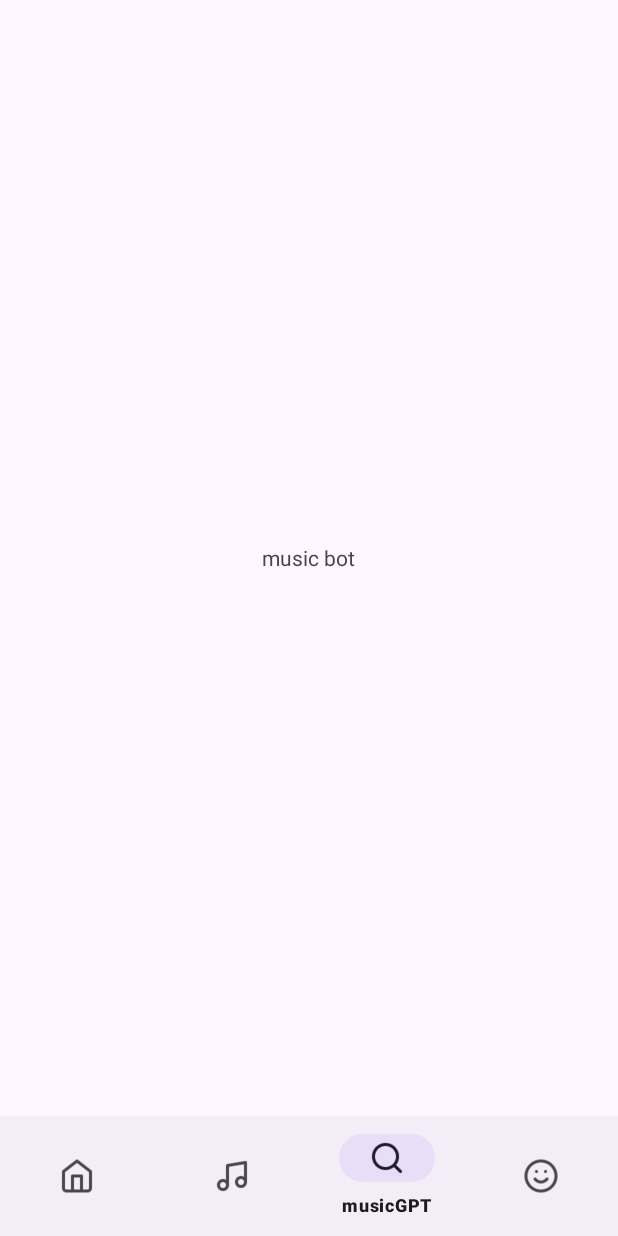
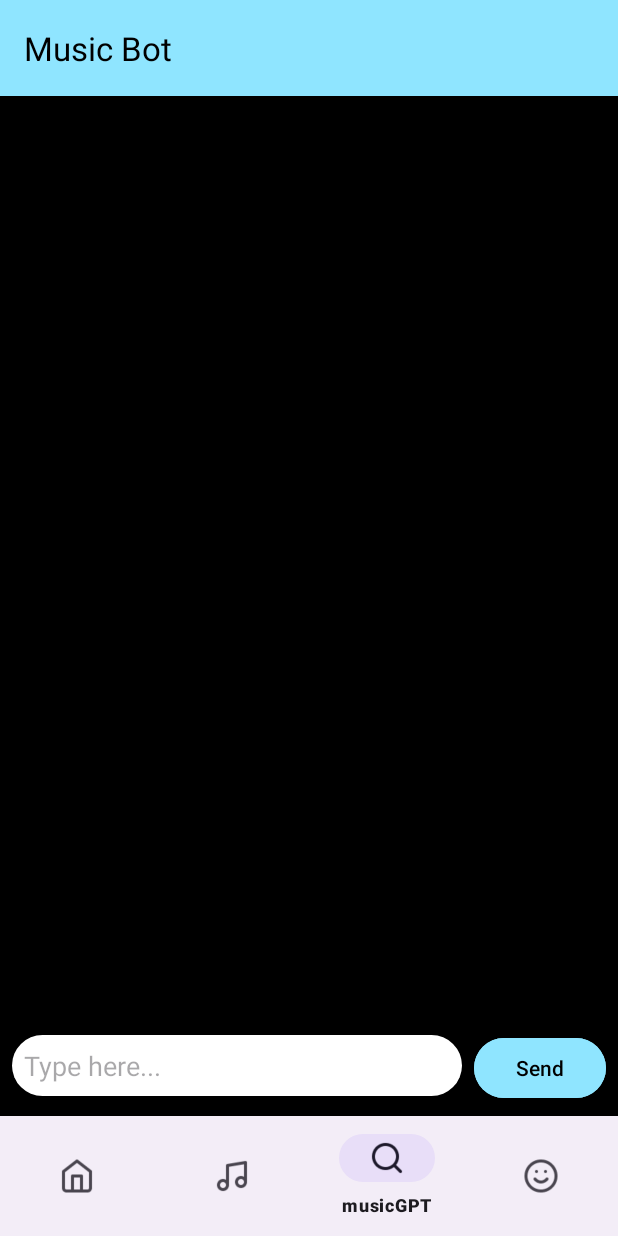
Before and after one commit to txl-sammi/soundsense, an Android app: the HomeFragment screen opened directly, with no data from a screen before it, item 3 of the bottom bar chosen, on a phone screen of 412 x 824 dp. Run offline under Robolectric (Android 15) with nearby library versions, the phone set to English and light mode, and no system bars; our stand-ins replace Firebase (no records; nobody signed in at launch, a user with empty details on screens opened directly), Volley; 1 statement that could not run was skipped.

```diff
--- a/app/build.gradle.kts
+++ b/app/build.gradle.kts
@@ -49,6 +49,7 @@ dependencies {
     implementation(libs.activity)
     implementation(libs.firebase.auth)
     implementation(libs.play.services.location)
+    implementation("com.android.volley:volley:1.2.1")
     testImplementation(libs.junit)
     androidTestImplementation(libs.ext.junit)
     androidTestImplementation(libs.espresso.core)
--- a/app/src/main/AndroidManifest.xml
+++ b/app/src/main/AndroidManifest.xml
@@ -4,7 +4,7 @@
 
     <uses-permission android:name="android.permission.ACCESS_FINE_LOCATION"/>
     <uses-permission android:name="android.permission.ACCESS_COARSE_LOCATION"/>
-
+    <uses-permission android:name="android.permission.INTERNET"/>
 
     <application
         android:allowBackup="true"
--- /dev/null
+++ b/app/src/main/java/com/example/soundsenseapp/ChatAdapter.java
@@ -0,0 +1,51 @@
+package com.example.soundsenseapp;
+
+import android.view.LayoutInflater;
+import android.view.View;
+import android.view.ViewGroup;
+import android.widget.TextView;
+import androidx.annotation.NonNull;
+import androidx.recyclerview.widget.RecyclerView;
+
+import com.example.soundsenseapp.data.util.ChatMessage;
+
+import java.util.ArrayList;
+
+public class ChatAdapter extends RecyclerView.Adapter<ChatAdapter.ChatViewHolder> {
+    private final ArrayList<ChatMessage> messageList;
+
+    public ChatAdapter(ArrayList<ChatMessage> messageList) {
+        this.messageList = messageList;
+    }
+
+    @NonNull
+    @Override
+    public ChatViewHolder onCreateViewHolder(@NonNull ViewGroup parent, int viewType) {
+        View view = LayoutInflater.from(parent.getContext())
+                .inflate(R.layout.chat_item, parent, false);
+        return new ChatViewHolder(view);
+    }
+
+    @Override
+    public void onBindViewHolder(@NonNull ChatViewHolder holder, int position) {
+        ChatMessage message = messageList.get(position);
+        holder.authorTextView.setText(message.getAuthor());
+        holder.textView.setText(message.getText());
+    }
+
+    @Override
+    public int getItemCount() {
+        return messageList.size();
+    }
+
+    public static class ChatViewHolder extends RecyclerView.ViewHolder {
+        TextView authorTextView;
+        TextView textView;
+
+        public ChatViewHolder(@NonNull View itemView) {
+            super(itemView);
+            authorTextView = itemView.findViewById(R.id.message_author);
+            textView = itemView.findViewById(R.id.message_text);
+        }
+    }
+}
--- a/app/src/main/java/com/example/soundsenseapp/MusicBotFragment.java
+++ b/app/src/main/java/com/example/soundsenseapp/MusicBotFragment.java
@@ -1,23 +1,116 @@
 package com.example.soundsenseapp;
 
 import android.os.Bundle;
+import android.util.Log;
 import android.view.LayoutInflater;
 import android.view.View;
 import android.view.ViewGroup;
-import android.widget.TextView;
-
+import android.widget.Button;
+import android.widget.EditText;
+import android.widget.Toast;
+import androidx.annotation.NonNull;
+import androidx.annotation.Nullable;
+import androidx.appcompat.widget.Toolbar;
 import androidx.fragment.app.Fragment;
+import androidx.recyclerview.widget.LinearLayoutManager;
+import androidx.recyclerview.widget.RecyclerView;
+import com.android.volley.Request;
+import com.android.volley.RequestQueue;
+import com.android.volley.Response;
+import com.android.volley.VolleyError;
+import com.android.volley.toolbox.JsonObjectRequest;
+import com.android.volley.toolbox.Volley;
+import org.json.JSONObject;
+import java.util.ArrayList;
+import com.example.soundsenseapp.data.util.ChatMessage;
 
 public class MusicBotFragment extends Fragment {
 
-    public MusicBotFragment() {}
+    private ArrayList<ChatMessage> messageList;
+    private ChatAdapter chatAdapter;
+    private EditText inputBox;
+    private RequestQueue requestQueue;
 
+    @Nullable
     @Override
-    public View onCreateView(LayoutInflater inflater, ViewGroup container,
-                             Bundle savedInstanceState) {
+    public View onCreateView(@NonNull LayoutInflater inflater, @Nullable ViewGroup container, @Nullable Bundle savedInstanceState) {
         View view = inflater.inflate(R.layout.fragment_music_bot, container, false);
-        TextView textView = view.findViewById(R.id.fragment_music_bot);
-        textView.setText("music bot");
+        Toolbar toolbar = view.findViewById(R.id.toolbar);
+        toolbar.setTitle("Music Bot");
+
+        inputBox = view.findViewById(R.id.inputBox);
+        Button sendButton = view.findViewById(R.id.sendButton);
+
+        messageList = new ArrayList<>();
+        chatAdapter = new ChatAdapter(messageList);
+        RecyclerView chatRecyclerView = view.findViewById(R.id.chatRecyclerView);
+        chatRecyclerView.setLayoutManager(new LinearLayoutManager(getContext()));
+        chatRecyclerView.setAdapter(chatAdapter);
+
+        requestQueue = Volley.newRequestQueue(requireContext());
+
+        sendButton.setOnClickListener(v -> {
+            String userInput = inputBox.getText().toString();
+            if (userInput.isEmpty()) {
+                Toast.makeText(getContext(), "Input cannot be empty!", Toast.LENGTH_SHORT).show();
+            } else {
+                messageList.add(new ChatMessage(userInput, 0));
+                chatAdapter.notifyItemInserted(messageList.size() - 1);
+                inputBox.setText("");
+                sendQuestion(userInput);
+            }
+        });
+
         return view;
     }
+
+    private void sendQuestion(String question) {
+        String url = "https://api.openai.com/v1/completions";
+
+        JSONObject jsonObject = new JSONObject();
+        try {
+            jsonObject.put("model", "text-davinci-003");
+            jsonObject.put("prompt", question);
+            jsonObject.put("temperature", 0);
+            jsonObject.put("max_tokens", 300);
+            jsonObject.put("top_p", 1);
+            jsonObject.put("frequency_penalty", 0.0);
+            jsonObject.put("presence_penalty", 0.0);
+        } catch (Exception e) {
+            Log.e("ChatFragment", "Error creating JSON object: " + e.getMessage());
+        }
+
+        JsonObjectRequest jsonObjectRequest = new JsonObjectRequest(
+                Request.Method.POST, url, jsonObject,
+                new Response.Listener<JSONObject>() {
+                    @Override
+                    public void onResponse(JSONObject response) {
+                        try {
+                            String responseMsg = response.getJSONArray("choices")
+                                    .getJSONObject(0)
+                                    .getString("text");
+                            messageList.add(new ChatMessage(responseMsg.trim(), 1));
+                            chatAdapter.notifyItemInserted(messageList.size() - 1);
+                        } catch (Exception e) {
+                            Log.e("ChatFragment", "Error parsing response: " + e.getMessage());
+                        }
+                    }
+                },
+                new Response.ErrorListener() {
+                    @Override
+                    public void onErrorResponse(VolleyError error) {
+                        Log.e("ChatFragment", "Error: " + error.getMessage());
+                    }
+                }) {
+            @Override
+            public java.util.Map<String, String> getHeaders() {
+                java.util.HashMap<String, String> headers = new java.util.HashMap<>();
+                headers.put("Content-Type", "application/json");
+                headers.put("Authorization", "Bearer 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");
+                return headers;
+            }
+        };
+
+        requestQueue.add(jsonObjectRequest);
+    }
 }
--- a/app/src/main/res/layout/fragment_music_bot.xml
+++ b/app/src/main/res/layout/fragment_music_bot.xml
@@ -1,12 +1,48 @@
-<?xml version="1.0" encoding="utf-8"?>
-<FrameLayout xmlns:android="http://schemas.android.com/apk/res/android"
+<LinearLayout xmlns:android="http://schemas.android.com/apk/res/android"
     android:layout_width="match_parent"
-    android:layout_height="match_parent">
+    android:layout_height="match_parent"
+    android:background="@color/black"
+    xmlns:app="http://schemas.android.com/apk/res-auto"
+    android:orientation="vertical">
 
-    <TextView
-        android:id="@+id/fragment_music_bot"
-        android:layout_width="wrap_content"
+    <androidx.appcompat.widget.Toolbar
+        android:id="@+id/toolbar"
+        android:layout_width="match_parent"
+        android:layout_height="?attr/actionBarSize"
+        app:titleTextColor="@color/black"
+        android:background="@color/blue"
+        android:theme="@style/ThemeOverlay.AppCompat.Dark.ActionBar" />
+
+    <androidx.recyclerview.widget.RecyclerView
+        android:id="@+id/chatRecyclerView"
+        android:layout_width="match_parent"
+        android:layout_height="0dp"
+        android:layout_weight="1"
+        android:padding="16dp"/>
+
+    <LinearLayout
+        android:layout_width="match_parent"
         android:layout_height="wrap_content"
-        android:layout_gravity="center"
-        android:text="music bot fragment" />
-</FrameLayout>
+        android:orientation="horizontal"
+        android:padding="8dp">
+
+        <EditText
+            android:id="@+id/inputBox"
+            android:layout_width="0dp"
+            android:layout_height="wrap_content"
+            android:layout_weight="1"
+            android:background="@drawable/rounded_edittext"
+            android:hint="Type here..."
+            android:padding="8dp" />
+
+        <Button
+            android:id="@+id/sendButton"
+            android:layout_width="wrap_content"
+            android:layout_height="wrap_content"
+            android:text="Send"
+            android:backgroundTint="@color/blue"
+            android:textColor="@color/black"
+            android:layout_marginStart="8dp" />
+    </LinearLayout>
+
+</LinearLayout>
```
Also changed, not shown: app/src/main/java/com/example/soundsenseapp/HomeFragment.java (+28 -28 lines), app/src/main/java/com/example/soundsenseapp/Spotify/SpotifyAPI.java (+2 -45 lines), app/src/main/java/com/example/soundsenseapp/data/util/ChatMessage.java (added, +32 -0 lines), app/src/main/res/drawable/message_background.xml (added, +7 -0 lines), app/src/main/res/layout/chat_item.xml (added, +23 -0 lines).
